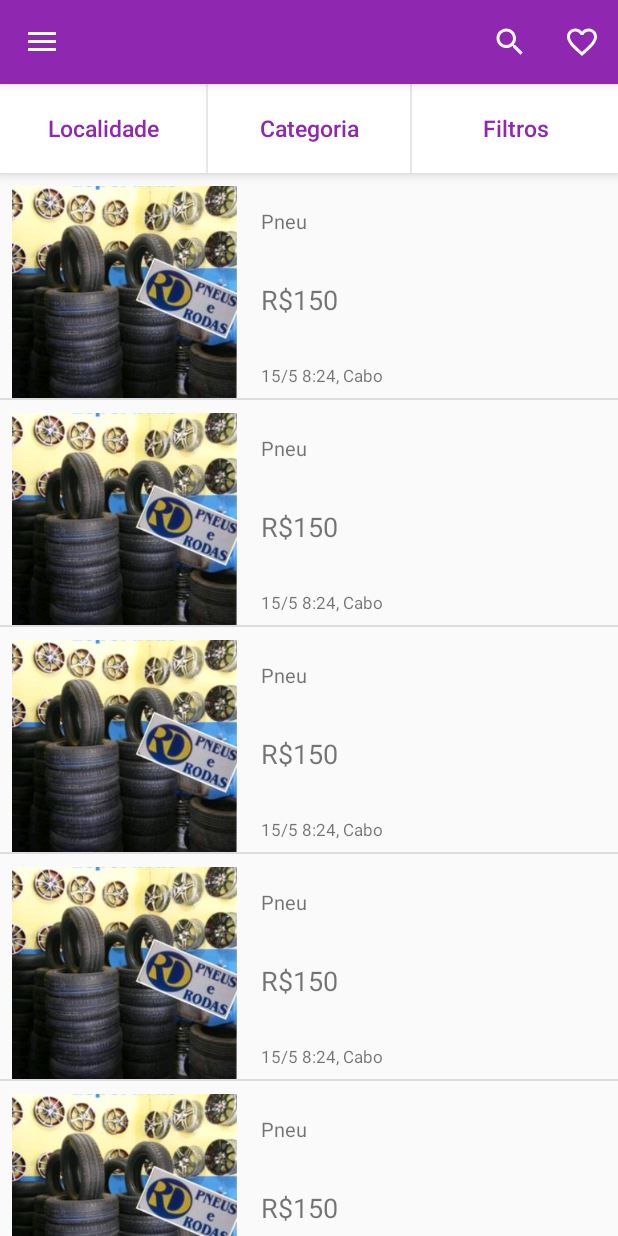
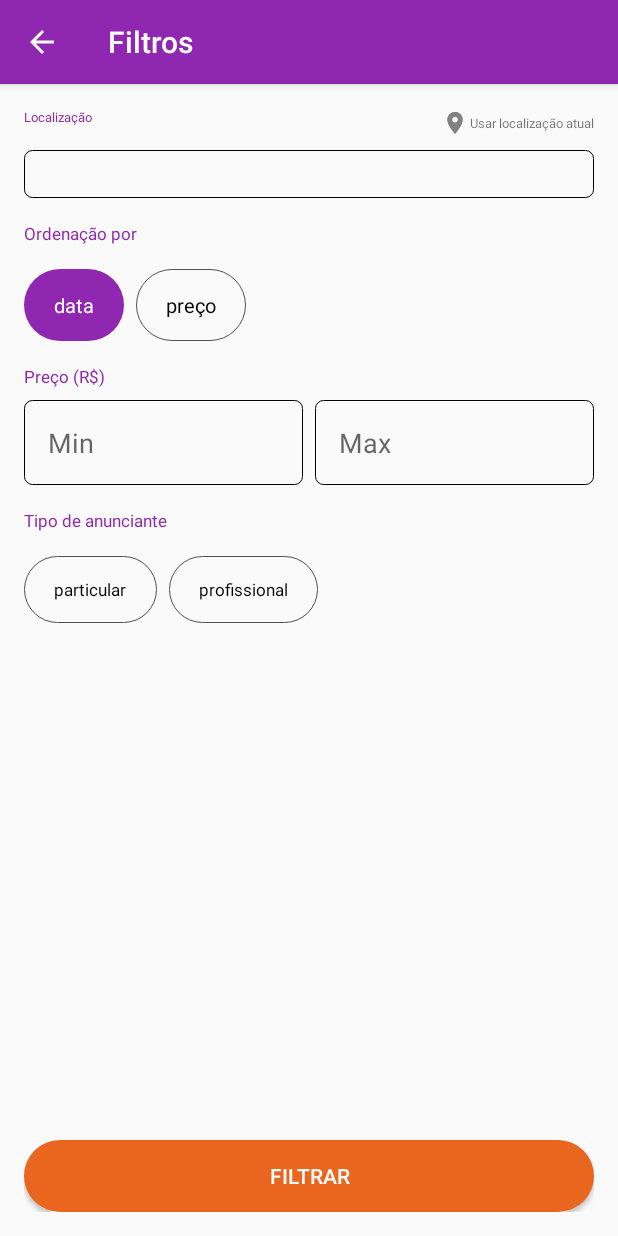
Before and after one commit to jailsonsilvajr/olx-clone, an Android app: the screen it shows after launch (MainActivity before the commit, FilterActivity after it), after a tap on "Filtros", on a phone screen of 412 x 824 dp. Run offline under Robolectric (Android 15) with nearby library versions, the phone set to English and light mode, and no system bars.

Commit message:
visual da tela de filtros

```diff
--- a/app/src/main/AndroidManifest.xml
+++ b/app/src/main/AndroidManifest.xml
@@ -20,24 +20,21 @@
                 <category android:name="android.intent.category.LAUNCHER" />
             </intent-filter>
         </activity>
-
         <activity
             android:name=".MainActivity"
-            android:label="@string/title_activity_main">
-        </activity>
-
+            android:label="@string/title_activity_main"></activity>
         <activity
             android:name=".LocationActivity"
             android:label="@string/title_activity_region"
-            android:theme="@style/AppTheme">
-        </activity>
-
+            android:theme="@style/AppTheme"></activity>
         <activity
             android:name=".CategoryActivity"
-            android:label="@string/all_categories"
-            android:theme="@style/AppTheme">
+            android:label="@string/title_activity_categories"
+            android:theme="@style/AppTheme"></activity>
+        <activity
+            android:name=".FilterActivity"
+            android:label="@string/title_activity_filters"
+            android:theme="@style/AppTheme"></activity>
+    </application>
 
-        </activity>
-
-    </application>
 </manifest>
--- /dev/null
+++ b/app/src/main/java/com/example/olxclone/FilterActivity.java
@@ -0,0 +1,31 @@
+package com.example.olxclone;
+
+import android.os.Bundle;
+import android.support.v7.app.AppCompatActivity;
+import android.view.MenuItem;
+
+public class FilterActivity extends AppCompatActivity {
+
+    @Override
+    protected void onCreate(Bundle savedInstanceState) {
+        super.onCreate(savedInstanceState);
+        setContentView(R.layout.activity_filter);
+
+        //Back button on the acationBar:
+        getSupportActionBar().setDisplayHomeAsUpEnabled(true); //Show button
+        getSupportActionBar().setHomeButtonEnabled(true); //Activate button
+    }
+
+    @Override
+    public boolean onOptionsItemSelected(MenuItem item) {
+
+        int id = item.getItemId();
+
+        if(id == android.R.id.home){
+
+            finish();
+            return true;
+        }
+        return false;
+    }
+}
--- a/app/src/main/java/com/example/olxclone/MainActivity.java
+++ b/app/src/main/java/com/example/olxclone/MainActivity.java
@@ -104,7 +104,9 @@ public class MainActivity extends AppCompatActivity
         this.button_filters.setOnClickListener(new View.OnClickListener() {
             @Override
             public void onClick(View v) {
-                Toast.makeText(getApplicationContext(), "Filters", Toast.LENGTH_SHORT).show();
+                Intent intent = new Intent(MainActivity.this, FilterActivity.class);
+                startActivity(intent);
+                //Toast.makeText(getApplicationContext(), "Filters", Toast.LENGTH_SHORT).show();
             }
         });
     }
--- /dev/null
+++ b/app/src/main/res/drawable/background_border.xml
@@ -0,0 +1,17 @@
+<?xml version="1.0" encoding="utf-8"?>
+<shape
+    xmlns:android="http://schemas.android.com/apk/res/android"
+    android:shape="rectangle">
+
+    <solid android:color="@color/colorPrimary" />
+
+    <corners
+        android:radius="30dp" />
+
+    <padding
+        android:top="15dp"
+        android:right="20dp"
+        android:bottom="15dp"
+        android:left="20dp"/>
+
+</shape>
--- /dev/null
+++ b/app/src/main/res/drawable/background_border_button_filter.xml
@@ -0,0 +1,10 @@
+<?xml version="1.0" encoding="utf-8"?>
+<shape xmlns:android="http://schemas.android.com/apk/res/android">
+
+    <solid
+        android:color="@color/colorAccent"/>
+
+    <corners
+        android:radius="50dp"/>
+
+</shape>
--- /dev/null
+++ b/app/src/main/res/drawable/background_border_line.xml
@@ -0,0 +1,16 @@
+<?xml version="1.0" encoding="utf-8"?>
+<shape xmlns:android="http://schemas.android.com/apk/res/android">
+
+    <stroke
+        android:width="0.5dp" />
+
+    <corners
+        android:radius="5dp"/>
+
+    <padding
+        android:top="16dp"
+        android:right="16dp"
+        android:bottom="16dp"
+        android:left="16dp"/>
+
+</shape>
--- /dev/null
+++ b/app/src/main/res/drawable/background_border_line_30.xml
@@ -0,0 +1,18 @@
+<?xml version="1.0" encoding="utf-8"?>
+<shape
+    xmlns:android="http://schemas.android.com/apk/res/android">
+
+    <stroke
+        android:width="0.5dp"
+        android:color="@color/grey"/>
+
+    <corners
+        android:radius="30dp"/>
+
+    <padding
+        android:top="15dp"
+        android:right="20dp"
+        android:left="20dp"
+        android:bottom="15dp"/>
+
+</shape>
--- /dev/null
+++ b/app/src/main/res/layout/activity_filter.xml
@@ -0,0 +1,163 @@
+<?xml version="1.0" encoding="utf-8"?>
+<RelativeLayout
+    xmlns:android="http://schemas.android.com/apk/res/android"
+    xmlns:app="http://schemas.android.com/apk/res-auto"
+    xmlns:tools="http://schemas.android.com/tools"
+    android:layout_width="match_parent"
+    android:layout_height="match_parent"
+    tools:context=".FilterActivity"
+    android:layout_margin="16dp">
+
+    <TextView
+        android:id="@+id/textView_localizacao"
+        android:layout_width="wrap_content"
+        android:layout_height="wrap_content"
+        android:textColor="@color/colorPrimary"
+        android:textSize="4pt"
+        android:text="Localização"
+        android:layout_alignParentTop="true"
+        android:layout_alignParentLeft="true"
+        android:layout_marginBottom="16dp"/>
+
+    <LinearLayout
+        android:id="@+id/linearLayout_localizacao_atual"
+        android:layout_width="wrap_content"
+        android:layout_height="wrap_content"
+        android:layout_alignParentTop="true"
+        android:layout_alignParentRight="true">
+
+        <ImageView
+            android:layout_width="20dp"
+            android:layout_height="20dp"
+            android:src="@mipmap/ic_gps"/>
+
+        <TextView
+            android:layout_width="wrap_content"
+            android:layout_height="wrap_content"
+            android:layout_gravity="center"
+            android:textSize="4pt"
+            android:text="Usar localização atual"/>
+
+    </LinearLayout>
+
+    <Spinner
+        android:id="@+id/spinner_all_states"
+        android:layout_width="match_parent"
+        android:layout_height="32dp"
+        android:layout_below="@+id/textView_localizacao"
+        android:layout_marginBottom="16dp"
+        android:background="@drawable/background_border_line">
+
+    </Spinner>
+
+    <TextView
+        android:id="@+id/textView_ordenacao"
+        android:layout_width="wrap_content"
+        android:layout_height="wrap_content"
+        android:layout_marginBottom="16dp"
+        android:layout_below="@+id/spinner_all_states"
+        android:textColor="@color/colorPrimary"
+        android:textSize="5pt"
+        android:text="Ordenação por"/>
+
+    <TextView
+        android:id="@+id/textView_data"
+        android:layout_width="wrap_content"
+        android:layout_height="wrap_content"
+        android:layout_marginBottom="16dp"
+        android:layout_marginRight="8dp"
+        android:layout_below="@+id/textView_ordenacao"
+        android:background="@drawable/background_border"
+        android:textColor="@color/white"
+        android:textSize="6pt"
+        android:text="data"/>
+
+    <TextView
+        android:id="@+id/textView_preco"
+        android:layout_width="wrap_content"
+        android:layout_height="wrap_content"
+        android:textSize="6pt"
+        android:textColor="@color/black"
+        android:layout_below="@id/textView_ordenacao"
+        android:background="@drawable/background_border_line_30"
+        android:layout_toEndOf="@+id/textView_data"
+        android:text="preço"/>
+
+    <TextView
+        android:id="@+id/textView_preco_rs"
+        android:layout_width="wrap_content"
+        android:layout_height="wrap_content"
+        android:layout_marginBottom="8dp"
+        android:layout_below="@+id/textView_data"
+        android:textSize="5pt"
+        android:textColor="@color/colorPrimary"
+        android:text="Preço (R$)"/>
+
+    <LinearLayout
+        android:id="@+id/linearLayout_editText"
+        android:layout_width="match_parent"
+        android:layout_height="wrap_content"
+        android:layout_marginBottom="16dp"
+        android:layout_below="@+id/textView_preco_rs">
+
+        <EditText
+            android:layout_width="match_parent"
+            android:layout_height="wrap_content"
+            android:layout_weight="1"
+            android:layout_marginRight="4dp"
+            android:background="@drawable/background_border_line"
+            android:hint="Min"/>
+
+        <EditText
+            android:layout_width="match_parent"
+            android:layout_height="wrap_content"
+            android:layout_weight="1"
+            android:layout_marginLeft="4dp"
+            android:background="@drawable/background_border_line"
+            android:hint="Max"/>
+
+    </LinearLayout>
+
+    <TextView
+        android:id="@+id/textView_tipo_anunciante"
+        android:layout_width="wrap_content"
+        android:layout_height="wrap_content"
+        android:layout_marginBottom="16dp"
+        android:layout_below="@+id/linearLayout_editText"
+        android:textColor="@color/colorPrimary"
+        android:textSize="5pt"
+        android:text="Tipo de anunciante"/>
+
+    <TextView
+        android:id="@+id/textView_particular"
+        android:layout_width="wrap_content"
+        android:layout_height="wrap_content"
+        android:layout_marginBottom="16dp"
+        android:layout_marginRight="8dp"
+        android:layout_below="@+id/textView_tipo_anunciante"
+        android:background="@drawable/background_border_line_30"
+        android:textSize="5pt"
+        android:textColor="@color/black"
+        android:text="particular"/>
+
+    <TextView
+        android:id="@+id/textView_profissional"
+        android:layout_width="wrap_content"
+        android:layout_height="wrap_content"
+        android:layout_below="@id/textView_tipo_anunciante"
+        android:layout_toEndOf="@+id/textView_particular"
+        android:background="@drawable/background_border_line_30"
+        android:textSize="5pt"
+        android:textColor="@color/black"
+        android:text="profissional"/>
+
+    <Button
+        android:layout_width="match_parent"
+        android:layout_height="wrap_content"
+        android:layout_alignParentBottom="true"
+        android:background="@drawable/background_border_button_filter"
+        android:textColor="@color/white"
+        android:elevation="10dp"
+        android:text="Filtrar" />
+
+</RelativeLayout>
--- a/app/src/main/res/values/colors.xml
+++ b/app/src/main/res/values/colors.xml
@@ -2,7 +2,11 @@
 <resources>
     <color name="colorPrimary">#9027b0</color>
     <color name="colorPrimaryDark">#4b155b</color>
-    <color name="colorAccent">#D81B60</color>
+    <color name="colorAccent">#ea651d</color>
+
+    <color name="white">#ffffff</color>
+    <color name="grey">#515151</color>
+    <color name="black">#000000</color>
 
     <color name="nav_header_text">#ffffff</color>
 
--- a/app/src/main/res/values/strings.xml
+++ b/app/src/main/res/values/strings.xml
@@ -2,6 +2,8 @@
     <string name="app_name">OLX Clone</string>
     <string name="title_activity_main">MainActivity</string>
     <string name="title_activity_region">Região</string>
+    <string name="title_activity_categories">Todas as categorias</string>
+    <string name="title_activity_filters">Filtros</string>
     <string name="navigation_drawer_open">Open navigation drawer</string>
     <string name="navigation_drawer_close">Close navigation drawer</string>
     <string name="nav_header_title">Jailson S.</string>
@@ -31,6 +33,4 @@
     <string name="clone">Clone</string>
 
     <string name="text_my_location_now">Minha localização atual</string>
-
-    <string name="all_categories">Todas as categorias</string>
 </resources>
--- a/app/src/main/res/values/styles.xml
+++ b/app/src/main/res/values/styles.xml
@@ -22,4 +22,13 @@
         <item name="android:windowFullscreen">true</item>
     </style>
 
+    <style name="AppTheme.NoActionBar.NoActionBar">
+        <item name="windowActionBar">false</item>
+        <item name="windowNoTitle">true</item>
+    </style>
+
+    <style name="AppTheme.NoActionBar.AppBarOverlay" parent="ThemeOverlay.AppCompat.Dark.ActionBar" />
+
+    <style name="AppTheme.NoActionBar.PopupOverlay" parent="ThemeOverlay.AppCompat.Light" />
+
 </resources>
```
Also changed, not shown: app/src/main/ic_gps-web.png (added), app/src/main/res/mipmap-hdpi/ic_gps.png (added), app/src/main/res/mipmap-mdpi/ic_gps.png (added), app/src/main/res/mipmap-xhdpi/ic_gps.png (added), app/src/main/res/mipmap-xxhdpi/ic_gps.png (added), app/src/main/res/mipmap-xxxhdpi/ic_gps.png (added).
